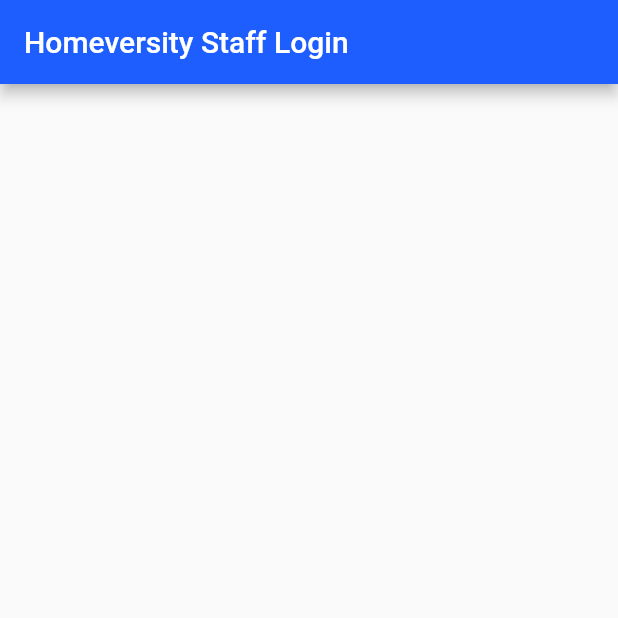
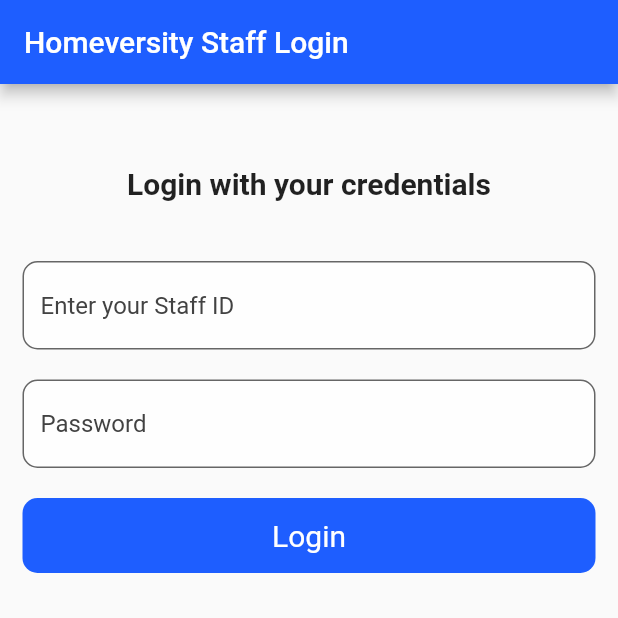
Before and after one commit to akillika/homeversity-staff, a Flutter app: the screen it shows after launch, on a phone screen of 412 x 824 dp, the top half of it. Run offline on Flutter 3.47's test engine with Material 2 defaults, Android fonts, the phone set to English and light mode, and no system bars; our stand-ins replace firebase_core; accounts and stored records are empty.

```diff
--- /dev/null
+++ b/lib/loginPage.dart
@@ -0,0 +1,95 @@
+// ignore_for_file: prefer_const_constructors
+
+import 'package:flutter/material.dart';
+import 'package:homeversity_staff/homePage.dart';
+import 'package:homeversity_staff/main.dart';
+
+class LoginPage extends StatefulWidget {
+  const LoginPage({Key? key}) : super(key: key);
+
+  @override
+  State<LoginPage> createState() => _LoginPageState();
+}
+
+class _LoginPageState extends State<LoginPage> {
+  @override
+  Widget build(BuildContext context) {
+    return Scaffold(
+      appBar: AppBar(
+        title: const Text('Homeversity Staff Login'),
+      ),
+      body: SingleChildScrollView(
+          child: Padding(
+        padding: const EdgeInsets.all(15.0),
+        child: Center(
+          child: Column(
+            // mainAxisAlignment: MainAxisAlignment.center,
+            // crossAxisAlignment: CrossAxisAlignment.center,
+            children: [
+              Padding(
+                padding: const EdgeInsets.only(top: 40.0),
+                child: Text(
+                  "Login with your credentials",
+                  style: TextStyle(fontSize: 20, fontWeight: FontWeight.bold),
+                ),
+              ),
+              SizedBox(
+                height: 40,
+              ),
+              TextField(
+                decoration: InputDecoration(
+                    border: OutlineInputBorder(
+                      borderRadius: BorderRadius.circular(10.0),
+                    ),
+                    filled: true,
+                    hintStyle: TextStyle(color: Colors.grey[800]),
+                    hintText: "Enter your Staff ID",
+                    fillColor: Colors.white70),
+              ),
+              SizedBox(
+                height: 20,
+              ),
+              TextField(
+                decoration: InputDecoration(
+                    border: OutlineInputBorder(
+                      borderRadius: BorderRadius.circular(10.0),
+                    ),
+                    filled: true,
+                    hintStyle: TextStyle(color: Colors.grey[800]),
+                    hintText: "Password",
+                    fillColor: Colors.white70),
+              ),
+              SizedBox(
+                height: 20,
+              ),
+              GestureDetector(
+                onTap: () {
+                  Navigator.pushAndRemoveUntil(
+                    context,
+                    MaterialPageRoute(builder: (context) => HomePage()),
+                    (Route<dynamic> route) => false,
+                  );
+                },
+                child: Container(
+                  height: 50,
+                  decoration: BoxDecoration(
+                    color: customColor,
+                    borderRadius: BorderRadius.circular(10.0),
+                  ),
+                  child: Center(
+                      child: Text(
+                    "Login",
+                    style: TextStyle(
+                      color: Colors.white,
+                      fontSize: 20,
+                    ),
+                  )),
+                ),
+              )
+            ],
+          ),
+        ),
+      )),
+    );
+  }
+}
--- a/lib/main.dart
+++ b/lib/main.dart
@@ -1,20 +1,26 @@
+// ignore_for_file: prefer_const_constructors, prefer_const_literals_to_create_immutables
+
+import 'package:firebase_core/firebase_core.dart';
 import 'package:flutter/material.dart';
+import 'package:homeversity_staff/loginPage.dart';
 
 final Map<int, Color> color = {
-  50: Color.fromRGBO(30, 94, 255, .1),
-  100: Color.fromRGBO(30, 94, 255, .2),
-  200: Color.fromRGBO(30, 94, 255, .3),
-  300: Color.fromRGBO(30, 94, 255, .4),
-  400: Color.fromRGBO(30, 94, 255, .5),
-  500: Color.fromRGBO(30, 94, 255, .6),
-  600: Color.fromRGBO(30, 94, 255, .7),
-  700: Color.fromRGBO(30, 94, 255, .8),
-  800: Color.fromRGBO(30, 94, 255, .9),
-  900: Color.fromRGBO(30, 94, 255, 1),
+  50: const Color.fromRGBO(30, 94, 255, .1),
+  100: const Color.fromRGBO(30, 94, 255, .2),
+  200: const Color.fromRGBO(30, 94, 255, .3),
+  300: const Color.fromRGBO(30, 94, 255, .4),
+  400: const Color.fromRGBO(30, 94, 255, .5),
+  500: const Color.fromRGBO(30, 94, 255, .6),
+  600: const Color.fromRGBO(30, 94, 255, .7),
+  700: const Color.fromRGBO(30, 94, 255, .8),
+  800: const Color.fromRGBO(30, 94, 255, .9),
+  900: const Color.fromRGBO(30, 94, 255, 1),
 };
 final MaterialColor customColor = MaterialColor(0xff1e5eff, color);
 
-void main() {
+void main() async {
+  WidgetsFlutterBinding.ensureInitialized();
+  await Firebase.initializeApp();
   runApp(const MyApp());
 }
 
@@ -23,7 +29,6 @@ class MyApp extends StatelessWidget {
 
   @override
   Widget build(BuildContext context) {
-    final MaterialColor customColor = MaterialColor(0xff1e5eff, color);
     return MaterialApp(
       debugShowCheckedModeBanner: false,
       theme: ThemeData(
@@ -34,21 +39,3 @@ class MyApp extends StatelessWidget {
     );
   }
 }
-
-class LoginPage extends StatefulWidget {
-  const LoginPage({Key? key}) : super(key: key);
-
-  @override
-  State<LoginPage> createState() => _LoginPageState();
-}
-
-class _LoginPageState extends State<LoginPage> {
-  @override
-  Widget build(BuildContext context) {
-    return Scaffold(
-      appBar: AppBar(
-        title: const Text('Homeversity Staff Login'),
-      ),
-    );
-  }
-}
--- a/pubspec.yaml
+++ b/pubspec.yaml
@@ -34,6 +34,7 @@ dependencies:
   # The following adds the Cupertino Icons font to your application.
   # Use with the CupertinoIcons class for iOS style icons.
   cupertino_icons: ^1.0.2
+  firebase_core: ^1.16.0
 
 dev_dependencies:
   flutter_test:
```
Also changed, not shown: lib/homePage.dart (added, +111 -0 lines), lib/newSession.dart (added, +81 -0 lines), lib/sessionHistory.dart (added, +59 -0 lines), lib/widgets/drawer.dart (added, +78 -0 lines), lib/widgets/historyCard.dart (added, +68 -0 lines), pubspec.lock, 9 other files.
